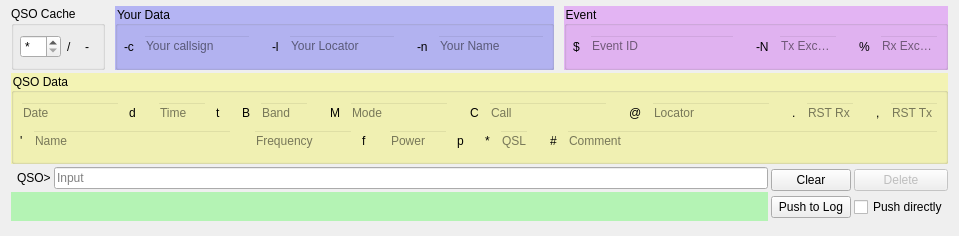
gitandy/DragonLog, file ui_files/CassiopeiaConsole.ui: the form before one commit.
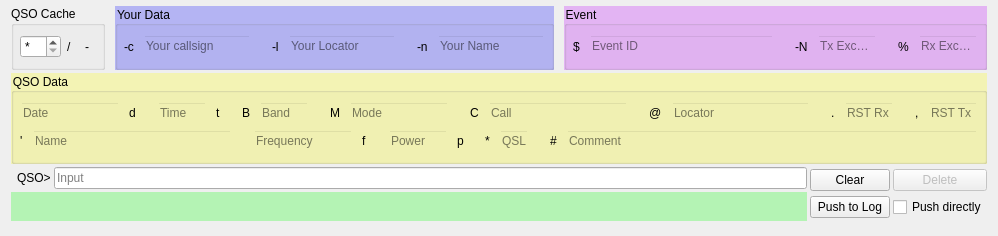
The form after the commit.

What changed in the file:
```diff
--- a/ui_files/CassiopeiaConsole.ui
+++ b/ui_files/CassiopeiaConsole.ui
@@ -6,10 +6,16 @@
    <rect>
     <x>0</x>
     <y>0</y>
-    <width>959</width>
+    <width>998</width>
     <height>236</height>
    </rect>
   </property>
+  <property name="sizePolicy">
+   <sizepolicy hsizetype="MinimumExpanding" vsizetype="MinimumExpanding">
+    <horstretch>0</horstretch>
+    <verstretch>0</verstretch>
+   </sizepolicy>
+  </property>
   <property name="windowTitle">
    <string>CassiopeiaConsole</string>
   </property>
@@ -939,10 +945,13 @@
      <property name="orientation">
       <enum>Qt::Vertical</enum>
      </property>
+     <property name="sizeType">
+      <enum>QSizePolicy::Expanding</enum>
+     </property>
      <property name="sizeHint" stdset="0">
       <size>
        <width>20</width>
-       <height>100</height>
+       <height>0</height>
       </size>
      </property>
     </spacer>
```
